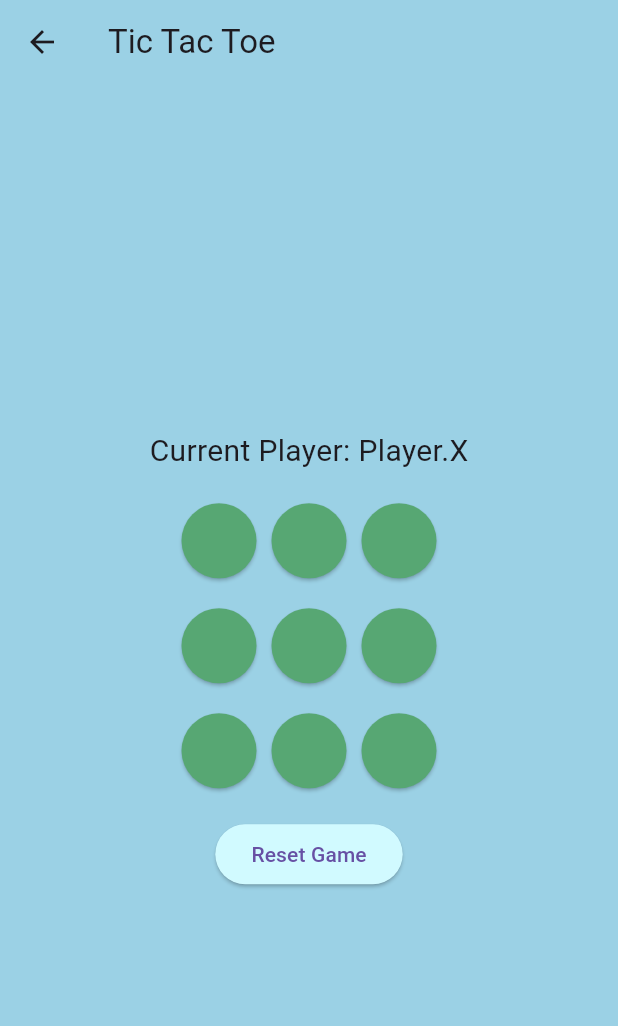
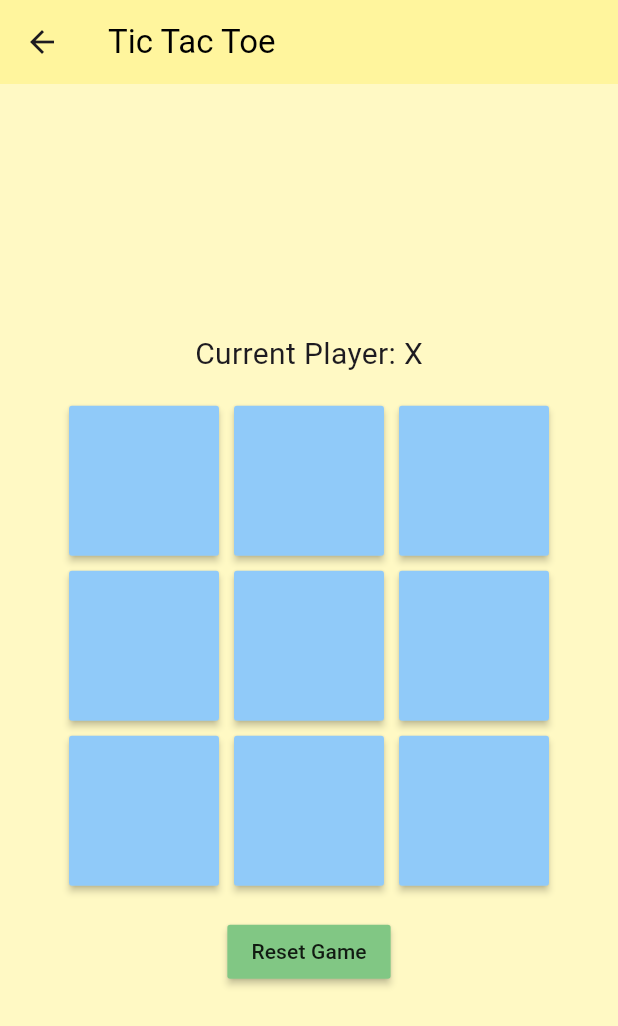
Before and after one commit to feda567/Major_project, a Flutter app: the TicTacToePage screen opened directly, on a phone screen of 412 x 824 dp. Shown: the top 1026 px of the screen. Run offline on Flutter 3.47's test engine with Material 3 defaults, Android fonts, the phone set to English and light mode, and no system bars; our stand-ins replace email_validator, fl_chart, flutter_svg_provider, google_fonts, image_picker, speech_to_text; missing offline and left inert: flutter_camera, google_ml_kit, tflite_flutter, tflite_flutter_helper_plus, translator, video_player_with_controls.

Commit message:
major project

```diff
--- a/BrainBurst/lib/constants/api.dart
+++ b/BrainBurst/lib/constants/api.dart
@@ -1,9 +1,5 @@
 class Api {
-<<<<<<< HEAD
   static const String ip = '192.168.17.185';
-=======
-  static const String ip = '192.168.1.62';
->>>>>>> 541fa671d1af4213da2e096a978c1888817eae1f
   static const String baseUrl = 'http://$ip:8000/';
   static var token = "";
   static List<Map<String, dynamic>> chapters = [];
--- a/BrainBurst/lib/screens/Games/tictactoe.dart
+++ b/BrainBurst/lib/screens/Games/tictactoe.dart
@@ -1,6 +1,5 @@
 import 'dart:math';
 
-import 'package:brainburst/constants/colors.dart';
 import 'package:flutter/material.dart';
 
 enum Player { X, O, computer }
@@ -116,14 +115,15 @@ class _TicTacToePageState extends State<TicTacToePage> {
   }
 
   Widget _buildSquare(int index) {
-    return ElevatedButton(
+    return MaterialButton(
       onPressed: () => _handleTap(index),
-      style: ElevatedButton.styleFrom(
-        backgroundColor: Clr.jade,
-        foregroundColor: Colors.black,
-        minimumSize: const Size(50, 50),
+      color: Colors.blue[200],
+      minWidth: 100,
+      height: 100,
+      child: Text(
+        squares[index],
+        style: TextStyle(fontSize: 40),
       ),
-      child: Text(squares[index]),
     );
   }
 
@@ -132,10 +132,13 @@ class _TicTacToePageState extends State<TicTacToePage> {
     String winner = _checkWinner();
 
     return Scaffold(
-      backgroundColor: Clr.lightBlue,
+      backgroundColor: Colors.yellow[100],
       appBar: AppBar(
-        backgroundColor: Clr.lightBlue,
-        title: const Text('Tic Tac Toe'),
+        backgroundColor: Colors.yellow[200],
+        title: Text(
+          'Tic Tac Toe',
+          style: TextStyle(color: Colors.black),
+        ),
       ),
       body: Center(
         child: Column(
@@ -143,50 +146,48 @@ class _TicTacToePageState extends State<TicTacToePage> {
           children: [
             Text(
               winner == ''
-                  ? 'Current Player: $currentPlayer'
+                  ? 'Current Player: ${currentPlayer == Player.X ? "X" : "O"}'
                   : 'Winner: $winner',
-              style: const TextStyle(fontSize: 20),
+              style: TextStyle(fontSize: 20),
             ),
-            const SizedBox(height: 20),
+            SizedBox(height: 20),
             Row(
               mainAxisAlignment: MainAxisAlignment.center,
               children: [
                 _buildSquare(0),
-                const SizedBox(width: 10),
+                SizedBox(width: 10),
                 _buildSquare(1),
-                const SizedBox(width: 10),
+                SizedBox(width: 10),
                 _buildSquare(2),
               ],
             ),
-            const SizedBox(height: 20),
+            SizedBox(height: 10),
             Row(
               mainAxisAlignment: MainAxisAlignment.center,
               children: [
                 _buildSquare(3),
-                const SizedBox(width: 10),
+                SizedBox(width: 10),
                 _buildSquare(4),
-                const SizedBox(width: 10),
+                SizedBox(width: 10),
                 _buildSquare(5),
               ],
             ),
-            const SizedBox(height: 20),
+            SizedBox(height: 10),
             Row(
               mainAxisAlignment: MainAxisAlignment.center,
               children: [
                 _buildSquare(6),
-                const SizedBox(width: 10),
+                SizedBox(width: 10),
                 _buildSquare(7),
-                const SizedBox(width: 10),
+                SizedBox(width: 10),
                 _buildSquare(8),
               ],
             ),
-            const SizedBox(height: 20),
-            ElevatedButton(
+            SizedBox(height: 20),
+            MaterialButton(
               onPressed: _resetGame,
-              child: const Text('Reset Game'),
-              style: const ButtonStyle(
-                backgroundColor: MaterialStatePropertyAll(Clr.lightCyan),
-              ),
+              child: Text('Reset Game'),
+              color: Colors.green[300],
             ),
           ],
         ),
@@ -194,3 +195,9 @@ class _TicTacToePageState extends State<TicTacToePage> {
     );
   }
 }
+
+void main() {
+  runApp(MaterialApp(
+    home: TicTacToePage(),
+  ));
+}
```
Also changed, not shown: BrainBurst/lib/screens/Games/guessthenumber.dart (+50 -45 lines), BrainBurst/lib/screens/profile_page.dart (+44 -50 lines), 2 other files.
